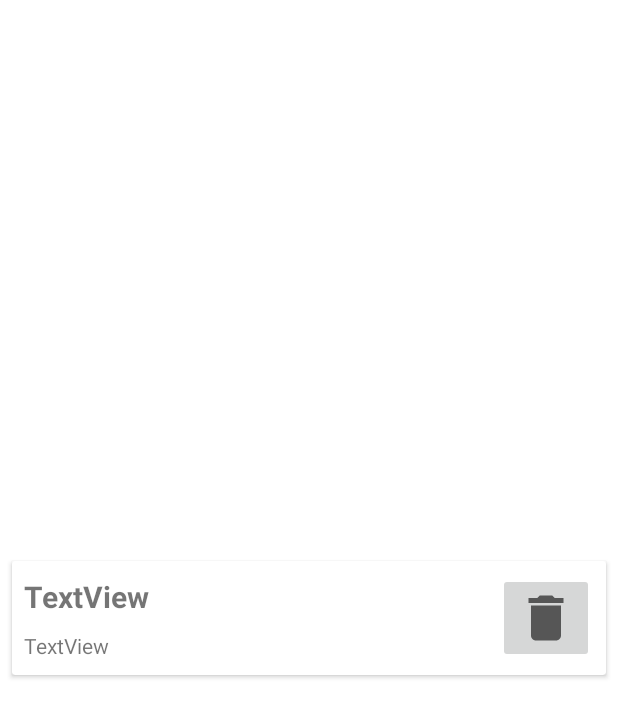
After one commit to scumwd/Kotlin, an Android app: the layout item.xml on its own in the app's theme, with its tools: preview values and no code run, on a phone screen of 412 x 824 dp. The commit adds this screen. Shown: the top 717 px of the screen. Run offline under Robolectric (Android 15) with nearby library versions, the light colour scheme and no system bars.

Commit message:
Completing homework for 18.11

```diff
--- a/app/src/main/res/layout/dialog_layout.xml
+++ b/app/src/main/res/layout/dialog_layout.xml
@@ -24,8 +24,7 @@
         android:layout_height="wrap_content"
         android:hint="Enter position"
         android:textSize="16sp"
-        android:layout_marginHorizontal="20dp"
-        android:inputType="number"/>
+        android:layout_marginHorizontal="20dp" />
 
 
 </LinearLayout>
--- /dev/null
+++ b/app/src/main/res/layout/item.xml
@@ -0,0 +1,73 @@
+<?xml version="1.0" encoding="utf-8"?>
+<androidx.constraintlayout.widget.ConstraintLayout xmlns:android="http://schemas.android.com/apk/res/android"
+    xmlns:app="http://schemas.android.com/apk/res-auto"
+    xmlns:tools="http://schemas.android.com/tools"
+    android:layout_width="match_parent"
+    android:layout_height="match_parent">
+
+    <androidx.cardview.widget.CardView
+        android:layout_width="match_parent"
+        android:layout_height="wrap_content"
+        android:layout_marginStart="8dp"
+        android:layout_marginTop="8dp"
+        android:layout_marginEnd="8dp"
+        android:layout_marginBottom="8dp"
+        app:layout_constraintBottom_toBottomOf="parent"
+        app:layout_constraintEnd_toEndOf="parent"
+        app:layout_constraintStart_toStartOf="parent"
+        app:layout_constraintTop_toTopOf="parent">
+            <androidx.constraintlayout.widget.ConstraintLayout
+                android:layout_width="match_parent"
+                android:layout_height="wrap_content">
+
+                <TextView
+                    android:id="@+id/tv_title"
+                    android:layout_width="match_parent"
+                    android:layout_height="wrap_content"
+                    android:layout_marginStart="8dp"
+                    android:layout_marginTop="8dp"
+                    android:layout_marginEnd="80dp"
+                    android:layout_marginBottom="8dp"
+                    android:text="TextView"
+                    android:textSize="20sp"
+                    android:textStyle="bold"
+                    app:layout_constraintBottom_toTopOf="@+id/tv_discription"
+                    app:layout_constraintEnd_toEndOf="parent"
+                    app:layout_constraintStart_toStartOf="parent"
+                    app:layout_constraintTop_toTopOf="parent" />
+
+                <TextView
+                    android:id="@+id/tv_discription"
+                    android:layout_width="match_parent"
+                    android:layout_height="wrap_content"
+                    android:layout_marginStart="8dp"
+                    android:layout_marginEnd="80dp"
+                    android:layout_marginBottom="8dp"
+                    android:text="TextView"
+                    app:layout_constraintBottom_toBottomOf="parent"
+                    app:layout_constraintEnd_toEndOf="parent"
+                    app:layout_constraintStart_toStartOf="parent"
+                    app:layout_constraintTop_toBottomOf="@+id/tv_title" />
+
+                <ImageButton
+                    android:id="@+id/btn_del"
+                    android:layout_width="wrap_content"
+                    android:layout_height="wrap_content"
+                    android:layout_marginStart="8dp"
+                    android:layout_marginTop="8dp"
+                    android:layout_marginEnd="8dp"
+                    android:layout_marginBottom="8dp"
+                    app:layout_constraintBottom_toBottomOf="parent"
+                    app:layout_constraintEnd_toEndOf="parent"
+                    app:layout_constraintStart_toEndOf="@+id/tv_title"
+                    app:layout_constraintTop_toTopOf="parent"
+                    app:srcCompat="@drawable/ic_delete" />
+
+            </androidx.constraintlayout.widget.ConstraintLayout>
+
+
+
+    </androidx.cardview.widget.CardView>
+
+
+</androidx.constraintlayout.widget.ConstraintLayout>
```
Also changed, not shown: app/src/main/java/com/example/firsapp/Item.kt (+5 -2 lines), app/src/main/java/com/example/firsapp/ItemAdapter.kt (added, +33 -0 lines), app/src/main/java/com/example/firsapp/SecondFragment.kt (+58 -5 lines), app/src/main/res/layout/fragment_second.xml (+7 -1 lines).
